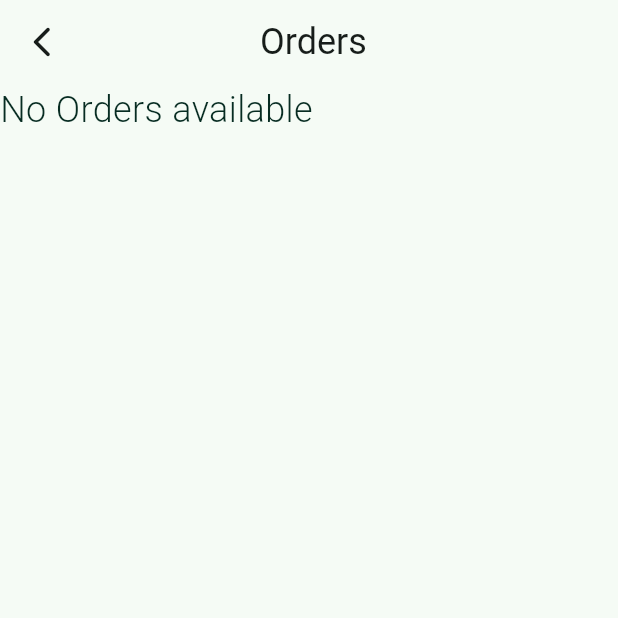
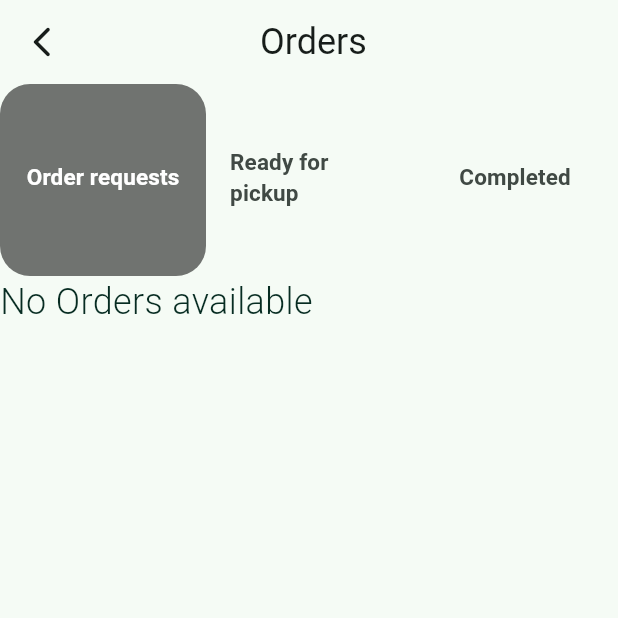
Before and after one commit to DammyAA7/Overlapd, a Flutter app: the Orders screen opened directly with empty values, on a phone screen of 412 x 824 dp, the top half of it. Run offline on Flutter 3.47's test engine with Material 3 defaults, Android fonts, the phone set to English and light mode, and no system bars; our stand-ins replace cloud_firestore, csv, dropdown_button2, firebase_auth, firebase_core, firebase_storage and 9 more; missing offline and left inert: flutter_stripe; accounts and stored records are empty; Roboto replaces fonts that are missing (Cabin).

Commit message:
tabs added for diff order status

```diff
--- a/lib/pickers/orders.dart
+++ b/lib/pickers/orders.dart
@@ -21,7 +21,9 @@ class _OrdersState extends State<Orders> {
   late final String _UID = _auth.getUserId();
   @override
   Widget build(BuildContext context) {
-    return Scaffold(
+    return DefaultTabController(
+      length: 3,
+      child: Scaffold(
         appBar: AppBar(
           automaticallyImplyLeading: false,
           centerTitle: true,
@@ -40,38 +42,81 @@ class _OrdersState extends State<Orders> {
             style: Theme.of(context).textTheme.headlineSmall,
           ),
         ),
-      body: _buildList(),
+        body: Expanded(
+          flex: 5,
+          child: Column(
+            children: [
+              Expanded(
+                flex: 2,
+                child: Container(
+                  height: 30,
+                  decoration: BoxDecoration(
+                    borderRadius:  BorderRadius.circular(20),
+                  ),
+                  child: TabBar(
+                      dividerColor: Colors.transparent,
+                      indicatorSize: TabBarIndicatorSize.tab,
+                      indicatorWeight: 4.0,
+                      indicator: BoxDecoration(
+                        color: Colors.black54,
+                        borderRadius: BorderRadius.circular(20),
+                      ),
+
+                      labelColor: Colors.white,
+                      tabs: const [
+                        Tab(child: Text('Order requests', style: TextStyle(fontSize: 15, fontWeight: FontWeight.bold))),
+                        Tab(child: Text('Ready for pickup', style: TextStyle(fontSize: 15, fontWeight: FontWeight.bold))),
+                        Tab(child: Text('Completed', style: TextStyle(fontSize: 15, fontWeight: FontWeight.bold))),
+                      ]
+                  ),
+                ),
+              ),
+              Expanded(
+                flex: 10,
+                child: TabBarView(
+                  children: [
+                    _buildList('Order Requested', 'Shopping in progress'), // Orders in Request or Shopping in progress
+                    _buildList('Shopping Complete', null), // Orders ready for pickup
+                    _buildList('Pick up assigned', 'Delivery Complete'), // Completed orders
+                  ],
+                ),
+              )
+            ],
+          ),
+        ),
+      ),
     );
   }
 
-  Widget _buildList(){
+
+  Widget _buildList(String status1, String? status2) {
     return StreamBuilder(
         stream: _service.getRequestedDeliveries(),
-        builder: (context, snapshot){
+        builder: (context, snapshot) {
           if (snapshot.connectionState == ConnectionState.waiting) {
-            // If the data is still loading, return a loading indicator
             return const CircularProgressIndicator();
           } else if (snapshot.hasError) {
-            // If there's an error, display an error message
             return Text('Error: ${snapshot.error}');
           } else if (!snapshot.hasData || snapshot.data == null || snapshot.data!.docs.isEmpty) {
-            // If there is no data or the data is empty, display a message
             return const Text('No Orders available');
           } else {
+            // Filter orders based on status
+            var filteredOrders = snapshot.data!.docs.where((doc) {
+              return doc['Grocery Store'] == widget.store &&
+                  (doc['status'] == status1 || (status2 != null && doc['status'] == status2));
+            }).toList();
 
-            var storeOrders = snapshot.data!.docs.where((doc) => doc['Grocery Store'] == widget.store).toList();
-
-            if (storeOrders.isEmpty) {
-              // If there are no orders for the store, display a message
-              return const Center(child: Text('No Orders available for this store'));
+            if (filteredOrders.isEmpty) {
+              return const Center(child: Text('No Orders available for this category'));
             }
 
-            return ListView(
-              children: snapshot.data!.docs.map((document) {
-                // Check if there are any incomplete orders accepted by the user
+            return ListView.builder(
+              itemCount: filteredOrders.length,
+              itemBuilder: (context, index) {
+                DocumentSnapshot document = filteredOrders[index];
                 bool hasIncompleteOrders = snapshot.data!.docs.any((doc) => doc['accepted by'] == _UID && doc['complete'] != true);
                 return _buildItem(document, hasIncompleteOrders);
-              }).toList(),
+              },
             );
           }
         });
```
Lines whose indentation alone changed are shown as unchanged.
